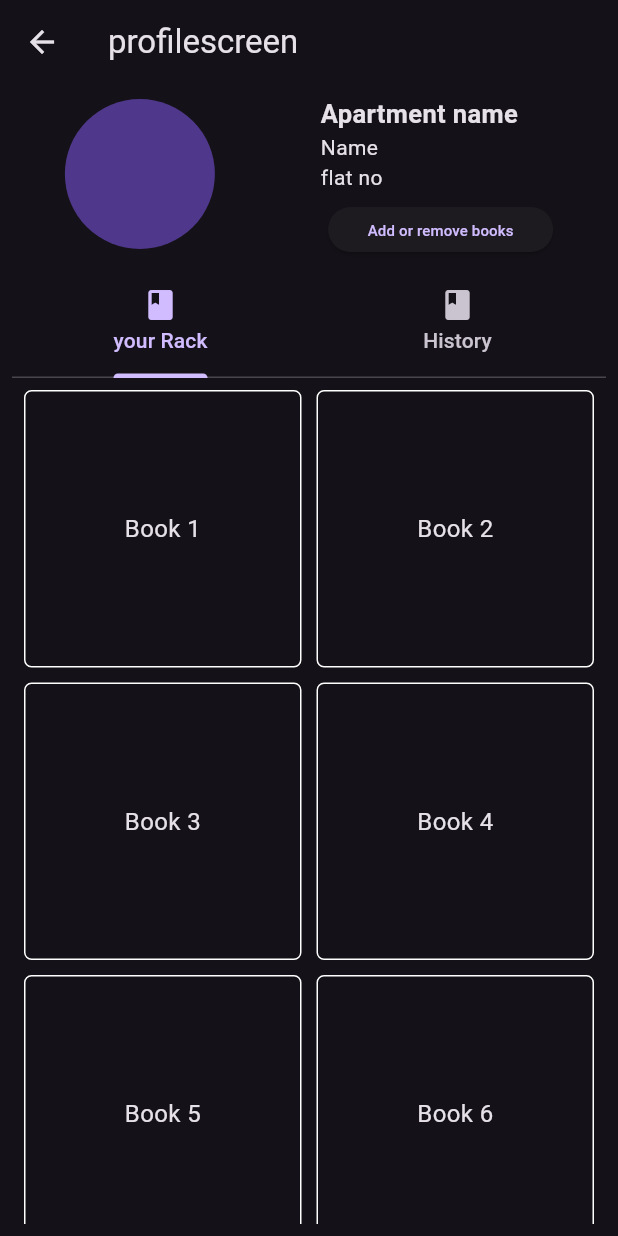
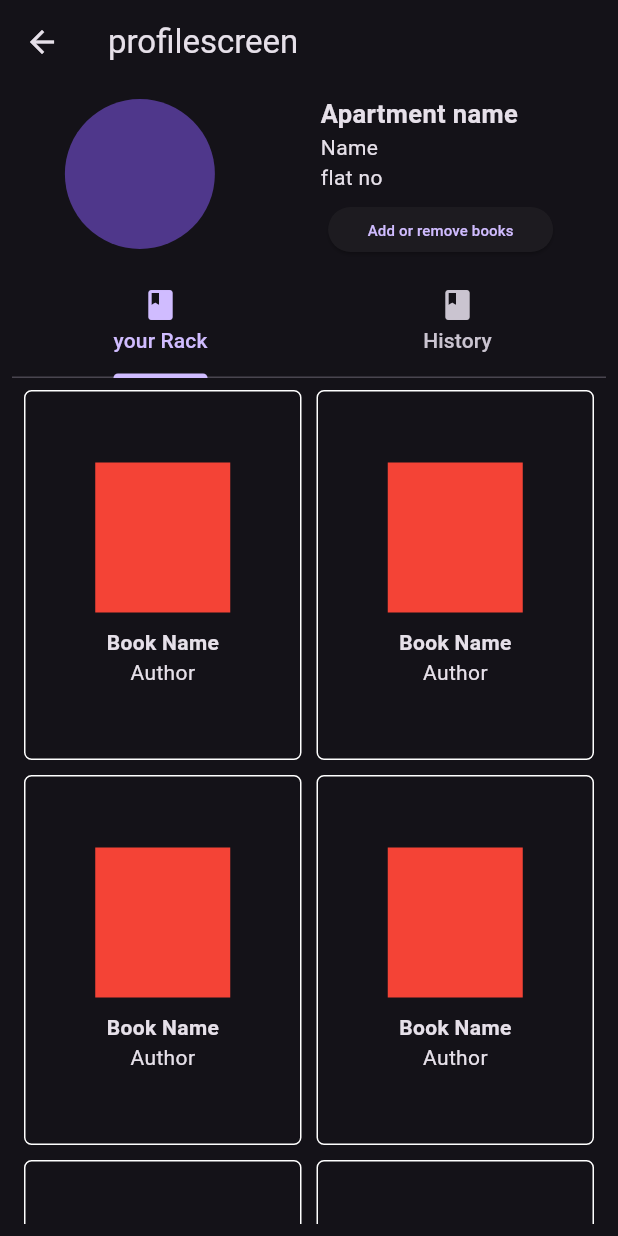
Before and after one commit to VipinayanGit/borrow_booksy, a Flutter app: the Profilescreen screen opened directly, on a phone screen of 412 x 824 dp. Run offline on Flutter 3.47's test engine with Material 3 defaults, Android fonts, the phone set to English and light mode, and no system bars; our stand-ins replace image_picker.

Commit message:
designed rack and history

```diff
--- a/lib/Screens/profilescreen.dart
+++ b/lib/Screens/profilescreen.dart
@@ -1,4 +1,5 @@
 import 'package:flutter/material.dart';
+import 'package:image_picker/image_picker.dart';
 
 class Profilescreen extends StatefulWidget {
   const Profilescreen({super.key});
@@ -8,6 +9,8 @@ class Profilescreen extends StatefulWidget {
 }
 
 class _ProfilescreenState extends State<Profilescreen> {
+  ImagePicker _picker = ImagePicker();
+
   void ontapped() {
     setState(() {
       return print("hello");
@@ -23,7 +26,6 @@ class _ProfilescreenState extends State<Profilescreen> {
           title: Text("profilescreen"),
         ),
         body: SafeArea(
-
           child: Padding(
             padding: const EdgeInsets.all(8.0),
             child: Column(
@@ -47,17 +49,16 @@ class _ProfilescreenState extends State<Profilescreen> {
                             SizedBox(height: 10),
                             Row(
                               children: [
-
                                 SizedBox(width: 5),
                                 Container(
                                   height: 30,
                                   width: 150,
                                   child: ElevatedButton(
-                                      onPressed: (){},
-                                      child:Text("Add or remove books",
-                                       style: TextStyle(
-                                      fontSize: 10
-                                    ),),
+                                    onPressed: () {},
+                                    child: Text(
+                                      "Add or remove books",
+                                      style: TextStyle(fontSize: 10),
+                                    ),
                                   ),
                                 ),
                               ],
@@ -82,11 +83,11 @@ class _ProfilescreenState extends State<Profilescreen> {
                 Expanded(
                   child: TabBarView(
                     children: [
-
                       // "Your Rack" tab: Grid of books
                       GridView.builder(
                         padding: const EdgeInsets.all(8.0),
                         gridDelegate: const SliverGridDelegateWithFixedCrossAxisCount(
+                          childAspectRatio: 3 / 4,
                           crossAxisCount: 2, // Number of columns
                           crossAxisSpacing: 10, // Spacing between columns
                           mainAxisSpacing: 10, // Spacing between rows
@@ -96,21 +97,25 @@ class _ProfilescreenState extends State<Profilescreen> {
                           return GestureDetector(
                             onTap: ontapped,
                             child: Container(
-
-                              decoration: BoxDecoration(
-
-                                borderRadius: BorderRadius.circular(5),
-                                border: Border.all(
-                                  color: Colors.white
-                                )
+                              decoration: BoxDecoration(borderRadius: BorderRadius.circular(5), border: Border.all(color: Colors.white)),
+                              child: Center(
+                                  child: Column(
+                                mainAxisAlignment: MainAxisAlignment.center,
+                                children: [
+                                  Container(
+                                    //padding: EdgeInsets.all(10),
+                                    height: 100,
+                                    width: 90,
+                                    color: Colors.red,
                                   ),
-
-                              child: Center(
-                                child: Text(
-                                  'Book ${index + 1}',
-                                  style: const TextStyle(fontSize: 16),
+                                  SizedBox(height: 10),
+                                  Text(
+                                    "Book Name",
+                                    style: TextStyle(fontWeight: FontWeight.bold),
                                   ),
-                              ),
+                                  Text("Author")
+                                ],
+                              )),
                             ),
                           );
                         },
@@ -120,15 +125,72 @@ class _ProfilescreenState extends State<Profilescreen> {
                         padding: const EdgeInsets.all(16.0),
                         margin: const EdgeInsets.all(16.0),
                         decoration: BoxDecoration(
-                          color: Colors.blueAccent.withOpacity(0.2),
+                          //  color: Colors.blueAccent.withOpacity(0.2),
                           borderRadius: BorderRadius.circular(10),
                         ),
-                        child: const Center(
-                          child: Text(
-                            "History Content",
-                            style: TextStyle(fontSize: 18, fontWeight: FontWeight.bold),
+                        child: Center(
+                            child: Container(
+                          //color: Colors.blue,
+                          height: 250,
+                          width: 250,
+                          child: Stack(
+                            children: [
+                              Positioned(
+                                top: 50,
+                                child: Container(
+                                  padding: EdgeInsets.all(8),
+                                  decoration: BoxDecoration(
+                                    border: Border.all(color: Colors.white),
+                                    borderRadius: BorderRadius.circular(10),
+                                    color: Colors.greenAccent.withOpacity(0.2),
+                                  ),
+                                  child: Column(
+                                    children: [
+                                      Text("Book donated"),
+                                      Text("30"),
+                                    ],
                                   ),
                                 ),
+                              ),
+                              Positioned(
+                                top: 50,
+                                left: 130,
+                                child: Container(
+                                  padding: EdgeInsets.all(8),
+                                  decoration: BoxDecoration(
+                                    border: Border.all(color: Colors.white),
+                                    borderRadius: BorderRadius.circular(10),
+                                    color: Colors.greenAccent.withOpacity(0.2),
+                                  ),
+                                  child: Column(
+                                    children: [
+                                      Text("Book donated"),
+                                      Text("30"),
+                                    ],
+                                  ),
+                                ),
+                              ),
+                              Positioned(
+                                top: 130,
+                                left: 70,
+                                child: Container(
+                                  padding: EdgeInsets.all(8),
+                                  decoration: BoxDecoration(
+                                    border: Border.all(color: Colors.white),
+                                    borderRadius: BorderRadius.circular(10),
+                                    color: Colors.greenAccent.withOpacity(0.2),
+                                  ),
+                                  child: Column(
+                                    children: [
+                                      Text("Book donated"),
+                                      Text("30"),
+                                    ],
+                                  ),
+                                ),
+                              ),
+                            ],
+                          ),
+                        )),
                       ),
                     ],
                   ),
@@ -136,7 +198,6 @@ class _ProfilescreenState extends State<Profilescreen> {
               ],
             ),
           ),
-
         ),
       ),
     );
--- a/pubspec.yaml
+++ b/pubspec.yaml
@@ -10,6 +10,7 @@ dependencies:
   flutter:
     sdk: flutter
   cupertino_icons: ^1.0.8
+  image_picker: ^1.1.2
 
 dev_dependencies:
   flutter_test:
```
Also changed, not shown: pubspec.lock, 5 other files. Lines whose indentation alone changed are shown as unchanged.
